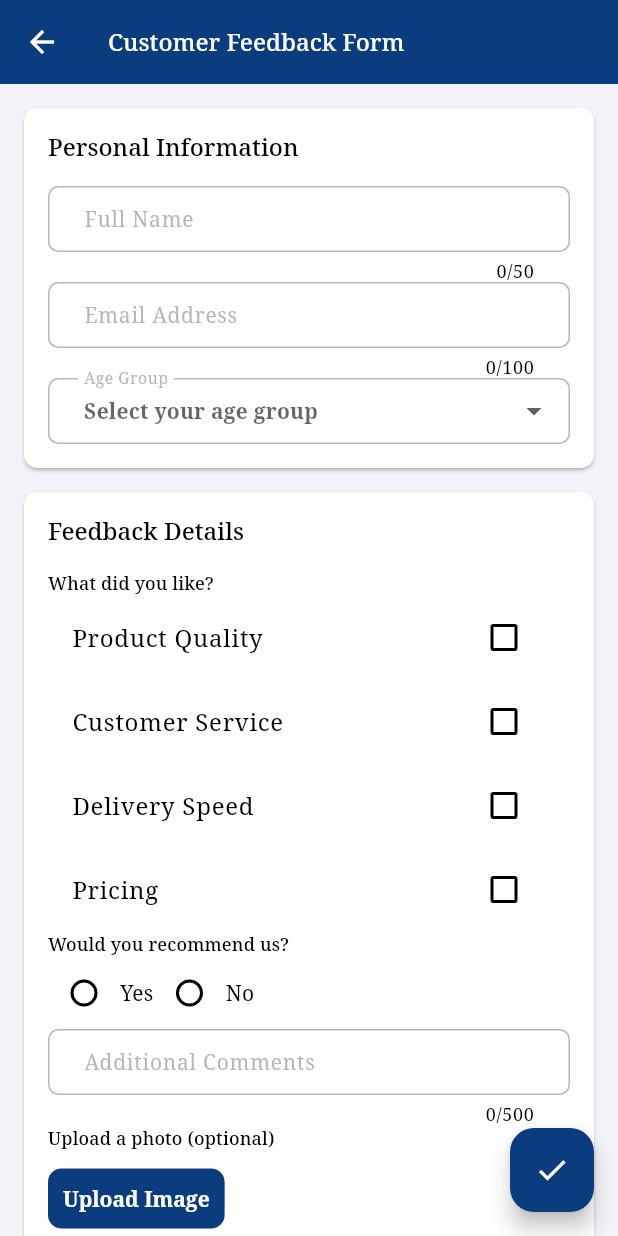
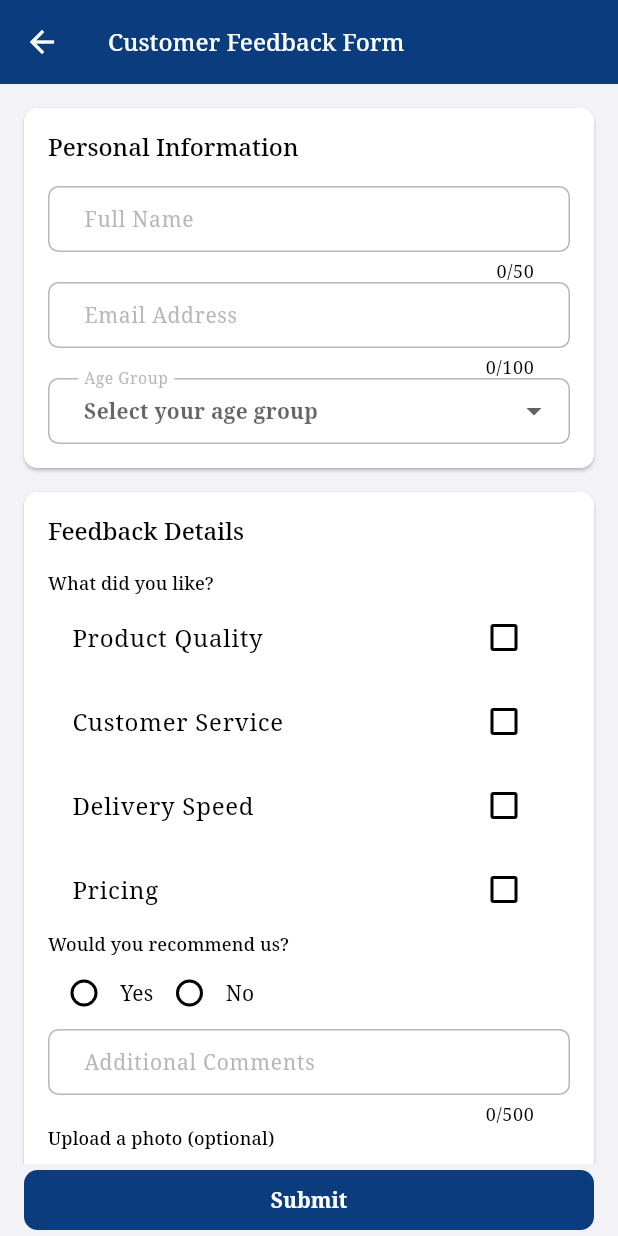
Before and after one commit to AbuRasel9/Flutter-Developer-Task, a Flutter app: the screen it shows after launch, after a tap on "Customer Feedback Form", on a phone screen of 412 x 824 dp. Run offline on Flutter 3.47's test engine with Material 3 defaults, Android fonts, the phone set to English and light mode, and no system bars; our stand-ins replace image_picker, injectable.

Commit message:
done full project

```diff
--- a/lib/config/routes/routes.dart
+++ b/lib/config/routes/routes.dart
@@ -1,6 +1,7 @@
 import 'package:bloc_clean_architecture/config/routes/route_name.dart';
-import 'package:bloc_clean_architecture/presentation/view/form_list_screen.dart';
 import 'package:flutter/material.dart';
+
+import '../../view/form_list_screen.dart';
 
 
 class Routes {
--- a/lib/config/widget/dynamic_feild_widget.dart
+++ b/lib/config/widget/dynamic_feild_widget.dart
@@ -60,7 +60,7 @@ class DynamicFieldWidget extends StatelessWidget {
                     } else if (val == false) {
                       selected.remove(itemValue);
                     }
-                    provider.updateFieldValue(field.key ?? "", selected);
+                    provider.updateFormData(field.key ?? "", selected);
                   },
                 );
               }),
@@ -78,7 +78,7 @@ class DynamicFieldWidget extends StatelessWidget {
             ))
                 .toList(),
             onChanged: (value) =>
-                provider.updateFieldValue(field.key ?? "", value),
+                provider.updateFormData(field.key ?? "", value),
           );
         }
 
@@ -95,7 +95,7 @@ class DynamicFieldWidget extends StatelessWidget {
                 value: opt,
                 groupValue: formValues[field.key],
                 onChanged: (value) =>
-                    provider.updateFieldValue(field.key ?? "", value),
+                    provider.updateFormData(field.key ?? "", value),
               );
             }),
           ],
@@ -105,7 +105,7 @@ class DynamicFieldWidget extends StatelessWidget {
         return Column(
           crossAxisAlignment: CrossAxisAlignment.start,
           children: [
-            Text(field.properties?.label ?? "",
+            Text(field.properties.label ?? "",
                 style: const TextStyle(fontWeight: FontWeight.bold)),
             const SizedBox(height: 8),
             ElevatedButton(
@@ -113,7 +113,7 @@ class DynamicFieldWidget extends StatelessWidget {
                 final picker = ImagePicker();
                 final image = await picker.pickImage(source: ImageSource.gallery);
                 if (image != null) {
-                  provider.updateFieldValue(field.key ?? "", image.path);
+                  provider.updateFormData(field.key ?? "", image.path);
                 }
               },
               child: const Text("Pick Image"),
--- a/lib/main.dart
+++ b/lib/main.dart
@@ -1,6 +1,6 @@
-import 'package:bloc_clean_architecture/presentation/view/form_list_screen.dart';
 import 'package:bloc_clean_architecture/provider/from_provider.dart';
 import 'package:bloc_clean_architecture/utils/theme/app_theme_data.dart';
+import 'package:bloc_clean_architecture/view/form_list_screen.dart';
 import 'package:flutter/material.dart';
 import 'package:provider/provider.dart';
 
--- a/lib/presentation/view/form_screen.dart
+++ /dev/null
@@ -1,213 +0,0 @@
-import 'dart:convert';
-import 'package:bloc_clean_architecture/presentation/view/submission_view.dart';
-import 'package:flutter/material.dart';
-import 'package:provider/provider.dart';
-import '../../model/formModel/dynamic_form_feild_model.dart';
-import '../../model/formModel/form_model.dart';
-import '../../provider/from_provider.dart';
-
-class FormScreen extends StatefulWidget {
-  final FormModel form;
-
-  const FormScreen({super.key, required this.form});
-
-  @override
-  State<FormScreen> createState() => _FormScreenState();
-}
-
-class _FormScreenState extends State<FormScreen> {
-  final _formKey = GlobalKey<FormState>();
-
-  @override
-  Widget build(BuildContext context) {
-    final formProvider = Provider.of<FormProvider>(context);
-
-    return Scaffold(
-      appBar: AppBar(title: Text(widget.form.formName)),
-      body: Form(
-        key: _formKey,
-        child: SingleChildScrollView(
-          padding: const EdgeInsets.all(16.0),
-          child: Column(
-            children: widget.form.sections.map((section) {
-              return _buildSection(section, formProvider);
-            }).toList(),
-          ),
-        ),
-      ),
-      floatingActionButton: FloatingActionButton(
-        onPressed: () {
-          if (_formKey.currentState!.validate()) {
-            formProvider.submitForm();
-            Navigator.push(
-              context,
-              MaterialPageRoute(
-                builder: (context) => const SubmissionScreen(),
-              ),
-            );
-          }
-        },
-        child: const Icon(Icons.check),
-      ),
-    );
-  }
-
-  Widget _buildSection(FormSection section, FormProvider formProvider) {
-    return Card(
-      margin: const EdgeInsets.only(bottom: 16.0),
-      child: Padding(
-        padding: const EdgeInsets.all(16.0),
-        child: Column(
-          crossAxisAlignment: CrossAxisAlignment.start,
-          children: [
-            Text(
-              section.name,
-              style: Theme.of(context).textTheme.titleLarge,
-            ),
-            const SizedBox(height: 16.0),
-            ...section.fields.map((field) {
-              return _buildField(field, formProvider);
-            }).toList(),
-          ],
-        ),
-      ),
-    );
-  }
-
-  Widget _buildField(DynamicFormField field, FormProvider formProvider) {
-    switch (field.id) {
-      case 1: // Text Field
-        return TextFormField(
-          decoration: InputDecoration(
-            labelText: field.properties.label,
-            hintText: field.properties.hintText,
-          ),
-          minLines: 1,
-          maxLines: field.properties.maxLength > 100 ? 3 : 1,
-          maxLength: field.properties.maxLength,
-          validator: (value) {
-            if (value == null || value.isEmpty) {
-              return 'This field is required';
-            }
-            if (value.length < field.properties.minLength) {
-              return 'Minimum ${field.properties.minLength} characters required';
-            }
-            return null;
-          },
-          onChanged: (value) {
-            formProvider.updateFormData(field.key, value);
-          },
-        );
-
-      case 2: // Dropdown or Checkbox
-        return field.properties.multiSelect
-            ? _buildCheckboxList(field, formProvider)
-            : _buildDropdown(field, formProvider);
-
-      case 3: // Yes/No
-        return _buildYesNoField(field, formProvider);
-
-      case 4: // Image
-        return _buildImageField(field, formProvider);
-
-      default:
-        return const SizedBox();
-    }
-  }
-
-  Widget _buildDropdown(DynamicFormField field, FormProvider formProvider) {
-    final items = json.decode(field.properties.listItems) as List;
-
-    return DropdownButtonFormField(
-      decoration: InputDecoration(
-        labelText: field.properties.label,
-        hintText: field.properties.hintText,
-      ),
-      items: items.map((item) {
-        return DropdownMenuItem(
-          value: item['value'],
-          child: Text(item['name']),
-        );
-      }).toList(),
-      onChanged: (value) {
-        formProvider.updateFormData(field.key, value);
-      },
-      validator: (value) {
-        if (value == null) {
-          return 'Please select an option';
-        }
-        return null;
-      },
-    );
-  }
-
-  Widget _buildCheckboxList(DynamicFormField field, FormProvider formProvider) {
-    final items = json.decode(field.properties.listItems) as List;
-    final selectedItems = formProvider.formValues[field.key] ?? [];
-
-    return Column(
-      crossAxisAlignment: CrossAxisAlignment.start,
-      children: [
-        Text(field.properties.label, style: Theme.of(context).textTheme.labelLarge),
-        ...items.map((item) {
-          return CheckboxListTile(
-            title: Text(item['name']),
-            value: selectedItems.contains(item['value']),
-            onChanged: (value) {
-              final newList = List.from(selectedItems);
-              if (value == true) {
-                newList.add(item['value']);
-              } else {
-                newList.remove(item['value']);
-              }
-              formProvider.updateFormData(field.key, newList);
-            },
-          );
-        }).toList(),
-      ],
-    );
-  }
-
-  Widget _buildYesNoField(DynamicFormField field, FormProvider formProvider) {
-    final value = formProvider.formValues[field.key];
-
-    return Column(
-      crossAxisAlignment: CrossAxisAlignment.start,
-      children: [
-        Text(field.properties.label, style: Theme.of(context).textTheme.labelLarge),
-        Row(
-          children: [
-            Radio(
-              value: 'Yes',
-              groupValue: value,
-              onChanged: (val) => formProvider.updateFormData(field.key, val),
-            ),
-            const Text('Yes'),
-            Radio(
-              value: 'No',
-              groupValue: value,
-              onChanged: (val) => formProvider.updateFormData(field.key, val),
-            ),
-            const Text('No'),
-          ],
-        ),
-      ],
-    );
-  }
-
-  Widget _buildImageField(DynamicFormField field, FormProvider formProvider) {
-    return Column(
-      crossAxisAlignment: CrossAxisAlignment.start,
-      children: [
-        Text(field.properties.label, style: Theme.of(context).textTheme.labelLarge),
-        const SizedBox(height: 8),
-        ElevatedButton(
-          onPressed: () {
-            // TODO: implement image picker
-          },
-          child: const Text("Upload Image"),
-        ),
-      ],
-    );
-  }
-}
--- a/lib/provider/from_provider.dart
+++ b/lib/provider/from_provider.dart
@@ -1,4 +1,5 @@
 import 'dart:convert';
+
 import 'package:flutter/material.dart';
 import 'package:flutter/services.dart';
 
@@ -34,16 +35,11 @@ class FormProvider with ChangeNotifier {
 
   void setCurrentForm(FormModel form) {
     _currentForm = form;
-    _formData = {};
+    _formData = {}; // Reset form data when a new form is selected
     notifyListeners();
   }
 
   void updateFormData(String key, dynamic value) {
-    _formData[key] = value;
-    notifyListeners();
-  }
-
-  void updateFieldValue(String key, dynamic value) {
     _formData[key] = value;
     notifyListeners();
   }
--- /dev/null
+++ b/lib/view/formScreen/form_screen.dart
@@ -0,0 +1,169 @@
+import 'dart:convert';
+import 'dart:io';
+
+import 'package:bloc_clean_architecture/view/formScreen/widget/check_box_list_widget.dart';
+import 'package:bloc_clean_architecture/view/formScreen/widget/drop_down_widget.dart';
+import 'package:bloc_clean_architecture/view/formScreen/widget/radio_button_widget.dart';
+import 'package:flutter/material.dart';
+import 'package:image_picker/image_picker.dart';
+import 'package:provider/provider.dart';
+import '../../../model/formModel/dynamic_form_feild_model.dart';
+import '../../../model/formModel/form_model.dart';
+import '../../../provider/from_provider.dart';
+import '../submission_view.dart';
+
+class FormScreen extends StatefulWidget {
+  final FormModel form;
+
+  const FormScreen({super.key, required this.form});
+
+  @override
+  State<FormScreen> createState() => _FormScreenState();
+}
+
+class _FormScreenState extends State<FormScreen> {
+  final _formKey = GlobalKey<FormState>();
+
+  @override
+  Widget build(BuildContext context) {
+    final formProvider = Provider.of<FormProvider>(context);
+
+    return Scaffold(
+      bottomNavigationBar: Padding(
+        padding: const EdgeInsets.symmetric(horizontal: 16),
+        child: SizedBox(
+          width: double.infinity,
+          child: ElevatedButton(
+              onPressed: () {
+                if (_formKey.currentState!.validate()) {
+                  formProvider.submitForm();
+                  Navigator.push(
+                    context,
+                    MaterialPageRoute(
+                      builder: (context) => const SubmissionScreen(),
+                    ),
+                  );
+                }
+              },
+              child: Text("Submit")),
+        ),
+      ),
+      appBar: AppBar(title: Text(widget.form.formName)),
+      body: Form(
+        key: _formKey,
+        child: SingleChildScrollView(
+          padding: const EdgeInsets.all(16.0),
+          child: Column(
+            children: widget.form.sections.map((section) {
+              return _buildSection(section, formProvider);
+            }).toList(),
+          ),
+        ),
+      ),
+    );
+  }
+
+  Widget _buildSection(FormSection section, FormProvider formProvider) {
+    return Card(
+      margin: const EdgeInsets.only(bottom: 16.0),
+      child: Padding(
+        padding: const EdgeInsets.all(16.0),
+        child: Column(
+          crossAxisAlignment: CrossAxisAlignment.start,
+          children: [
+            Text(
+              section.name,
+              style: Theme.of(context).textTheme.titleLarge,
+            ),
+            const SizedBox(height: 16.0),
+            ...section.fields.map((field) {
+              return _buildField(field, formProvider);
+            }).toList(),
+          ],
+        ),
+      ),
+    );
+  }
+
+  Widget _buildField(DynamicFormField field, FormProvider formProvider) {
+    switch (field.id) {
+      case 1: // Text Field
+        return TextFormField(
+          decoration: InputDecoration(
+            labelText: field.properties.label,
+            hintText: field.properties.hintText,
+          ),
+          minLines: 1,
+          maxLines: field.properties.maxLength > 100 ? 3 : 1,
+          maxLength: field.properties.maxLength,
+          validator: (value) {
+            if (value == null || value.isEmpty) {
+              return 'This field is required';
+            }
+            if (value.length < field.properties.minLength) {
+              return 'Minimum ${field.properties.minLength} characters required';
+            }
+            return null;
+          },
+          onChanged: (value) {
+            formProvider.updateFormData(field.key, value);
+          },
+        );
+
+      case 2: // Dropdown or Checkbox
+        return field.properties.multiSelect
+            ? CheckBoxListWidget(field: field, formProvider: formProvider)
+            : DropDownWidget(field: field, formProvider: formProvider);
+
+      case 3: // Yes/No
+        return RadioButtonWidget(field: field, formProvider: formProvider);
+
+      case 4: // Image
+        return _buildImageField(field, formProvider);
+
+      default:
+        return const SizedBox();
+    }
+  }
+
+
+  Widget _buildImageField(DynamicFormField field, FormProvider formProvider) {
+    final ImagePicker _picker = ImagePicker();
+
+    return Column(
+      crossAxisAlignment: CrossAxisAlignment.start,
+      children: [
+        Text(field.properties.label, style: Theme.of(context).textTheme.labelLarge),
+        const SizedBox(height: 8),
+        ElevatedButton(
+          onPressed: () async {
+            // Pick an image from gallery or camera
+            final XFile? image = await _picker.pickImage(
+              source: ImageSource.gallery,  // Use ImageSource.camera for camera
+            );
+
+            if (image != null) {
+              // You can use the image.path to get the file path
+              // and update your formProvider with the image
+              formProvider.updateFormData(field.key, File(image.path));
+            }
+          },
+          child: const Text("Upload Image"),
+        ),
+        const SizedBox(height: 8),
+        // Consumer is used here to listen for changes in the form data
+        Consumer<FormProvider>(
+          builder: (context, formProvider, child) {
+            final imageFile = formProvider.formValues[field.key] as File?;
+
+            // Display the selected image if it exists
+            return imageFile != null
+                ? Image.file(imageFile) // Display the selected image
+                : const SizedBox.shrink(); // Empty if no image is selected
+          },
+        ),
+      ],
+    );
+  }
+
+}
--- /dev/null
+++ b/lib/view/formScreen/widget/check_box_list_widget.dart
@@ -0,0 +1,37 @@
+import 'dart:convert';
+
+import 'package:flutter/material.dart';
+
+import '../../../../model/formModel/dynamic_form_feild_model.dart';
+import '../../../../provider/from_provider.dart';
+
+class CheckBoxListWidget extends StatelessWidget {
+  const CheckBoxListWidget({super.key, required this.field, required this.formProvider});
+final DynamicFormField field;
+final FormProvider formProvider;
+  @override
+  Widget build(BuildContext context) {
+    final items = json.decode(field.properties.listItems) as List;
+    final selectedItems = formProvider.formValues[field.key] ?? [];
+    return Column(
+      crossAxisAlignment: CrossAxisAlignment.start,
+      children: [
+        Text(field.properties.label, style: Theme.of(context).textTheme.labelLarge),
+        ...items.map((item) {
+          return CheckboxListTile(
+            title: Text(item['name']),
+            value: selectedItems.contains(item['value']),
+            onChanged: (value) {
+              final newList = List.from(selectedItems);
+              if (value == true) {
+                newList.add(item['value']);
+              } else {
+                newList.remove(item['value']);
+              }
+              formProvider.updateFormData(field.key, newList);
+            },
+          );
+        }).toList(),
+      ],
+    );  }
+}
--- /dev/null
+++ b/lib/view/formScreen/widget/drop_down_widget.dart
@@ -0,0 +1,39 @@
+import 'dart:convert';
+
+import 'package:flutter/material.dart';
+
+import '../../../../model/formModel/dynamic_form_feild_model.dart';
+import '../../../../provider/from_provider.dart';
+
+class DropDownWidget extends StatelessWidget {
+  const DropDownWidget({super.key, required this.field, required this.formProvider});
+  final DynamicFormField field;
+  final FormProvider formProvider;
+
+  @override
+  Widget build(BuildContext context) {
+    final items = json.decode(field.properties.listItems) as List;
+
+    return DropdownButtonFormField(
+      decoration: InputDecoration(
+        labelText: field.properties.label,
+        hintText: field.properties.hintText,
+      ),
+      items: items.map((item) {
+        return DropdownMenuItem(
+          value: item['value'],
+          child: Text(item['name']),
+        );
+      }).toList(),
+      onChanged: (value) {
+        formProvider.updateFormData(field.key, value);
+      },
+      validator: (value) {
+        if (value == null) {
+          return 'Please select an option';
+        }
+        return null;
+      },
+    );
+  }
+}
--- /dev/null
+++ b/lib/view/formScreen/widget/radio_button_widget.dart
@@ -0,0 +1,41 @@
+import 'package:flutter/material.dart';
+
+import '../../../../model/formModel/dynamic_form_feild_model.dart';
+import '../../../../provider/from_provider.dart';
+
+class RadioButtonWidget extends StatelessWidget {
+  const RadioButtonWidget(
+      {super.key, required this.field, required this.formProvider});
+
+  final DynamicFormField field;
+  final FormProvider formProvider;
+
+  @override
+  Widget build(BuildContext context) {
+    final value = formProvider.formValues[field.key];
+
+    return Column(
+      crossAxisAlignment: CrossAxisAlignment.start,
+      children: [
+        Text(field.properties.label,
+            style: Theme.of(context).textTheme.labelLarge),
+        Row(
+          children: [
+            Radio(
+              value: 'Yes',
+              groupValue: value,
+              onChanged: (val) => formProvider.updateFormData(field.key, val),
+            ),
+            const Text('Yes'),
+            Radio(
+              value: 'No',
+              groupValue: value,
+              onChanged: (val) => formProvider.updateFormData(field.key, val),
+            ),
+            const Text('No'),
+          ],
+        ),
+      ],
+    );
+  }
+}
--- a/lib/presentation/view/form_list_screen.dart
+++ b/lib/view/form_list_screen.dart
@@ -1,7 +1,8 @@
+import 'package:bloc_clean_architecture/config/extension/context_ext.dart';
 import 'package:flutter/material.dart';
 import 'package:provider/provider.dart';
 import '../../provider/from_provider.dart';
-import 'form_screen.dart';
+import 'formScreen/form_screen.dart';
 
 class FormListScreen extends StatefulWidget {
   const FormListScreen({super.key});
@@ -22,7 +23,7 @@ class _FormListScreenState extends State<FormListScreen> {
   @override
   Widget build(BuildContext context) {
     final formProvider = Provider.of<FormProvider>(context);
-
+ final theme=context.theme;
     return Scaffold(
       appBar: AppBar(title: const Text('Available Forms')),
       body: Padding(
@@ -31,14 +32,14 @@ class _FormListScreenState extends State<FormListScreen> {
           itemCount: formProvider.forms.length,
           itemBuilder: (context, index) {
             final form = formProvider.forms[index];
-            return Card(
-              elevation: 4.0,
-              margin: const EdgeInsets.only(bottom: 16.0),
-              shape: RoundedRectangleBorder(
+            return Container(
+              margin: const EdgeInsets.only(bottom: 8.0),
+              decoration: BoxDecoration(
                 borderRadius: BorderRadius.circular(12.0),
+                color: theme.colorScheme.onPrimary
+
               ),
               child: ListTile(
-                contentPadding: const EdgeInsets.all(16.0),
                 title: Text(
                   form.formName,
                   style: Theme.of(context).textTheme.titleLarge,
```
Also changed, not shown: lib/view/submission_view.dart (renamed from lib/presentation/view/submission_view.dart), 1 other file.
